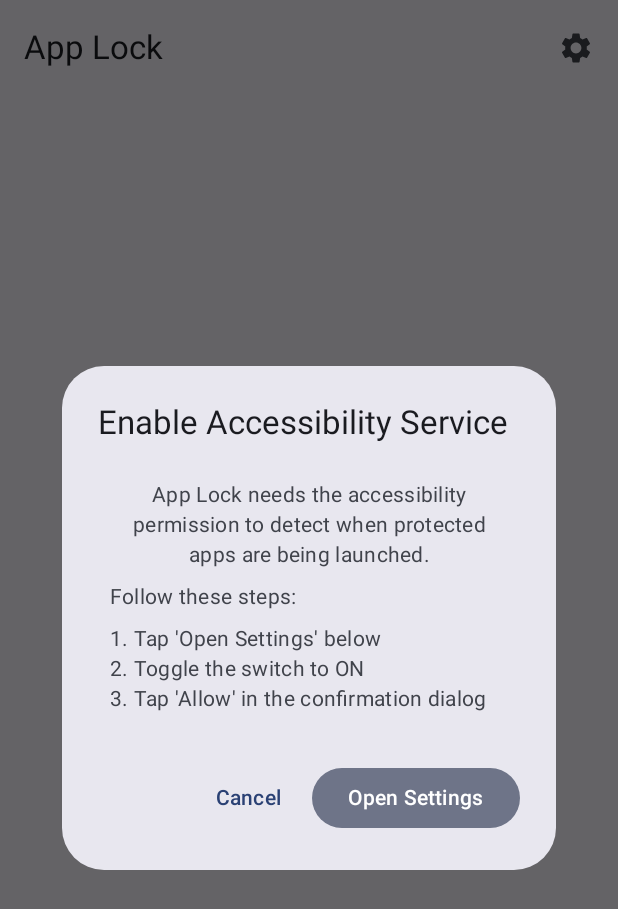
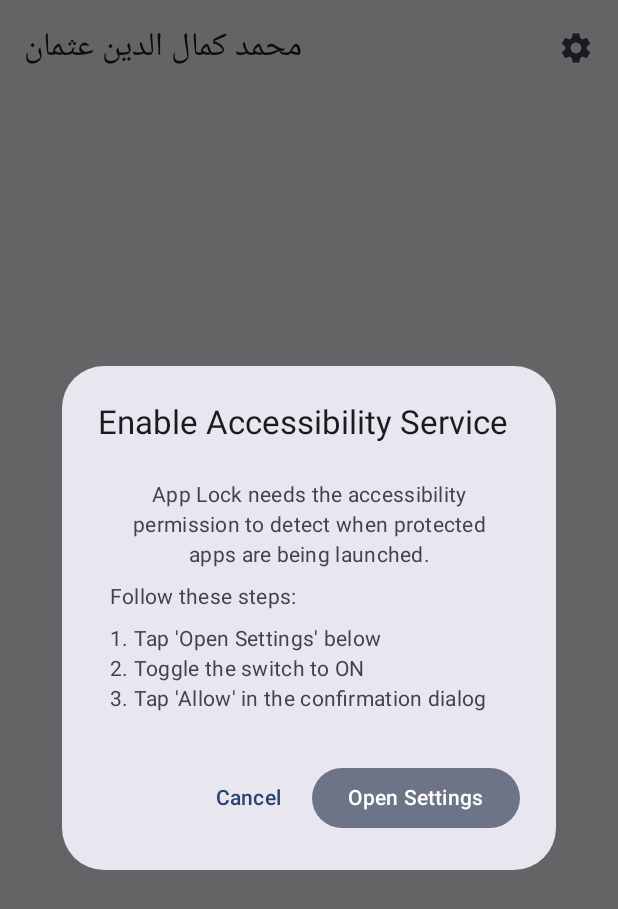
Before and after one commit to mohamedkam000/applock, an Android app built with Jetpack Compose: the MainScreen screen opened through its navigation route, on a phone screen of 412 x 824 dp. Shown: the top 909 px of the screen. Run offline under Robolectric (Android 15) with nearby library versions, the phone set to English and light mode, and no system bars; our stand-ins replace Material 3 Expressive styles (plain Material 3 is drawn).

Commit message:
put my name on ui

```diff
--- a/app/src/main/java/com/app/lock/features/applist/ui/MainScreen.kt
+++ b/app/src/main/java/com/app/lock/features/applist/ui/MainScreen.kt
@@ -188,7 +188,7 @@ fun MainScreen(
             TopAppBar(
                 title = {
                     Text(
-                        "App Lock",
+                        "محمد كمال الدين عثمان",
                         style = MaterialTheme.typography.titleLarge,
                     )
                 },
```
